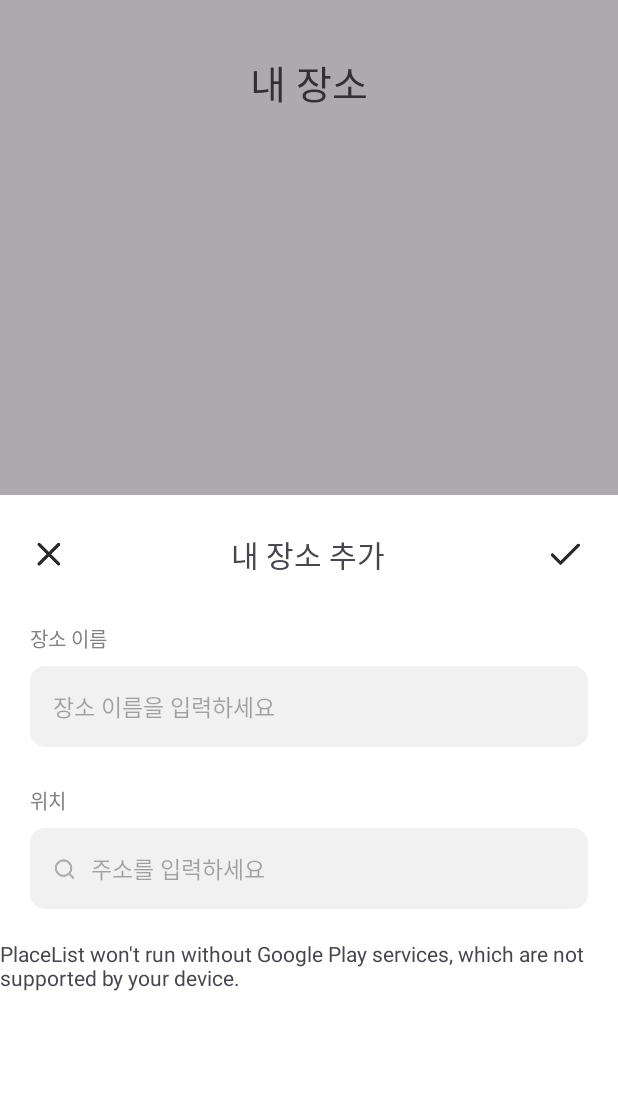
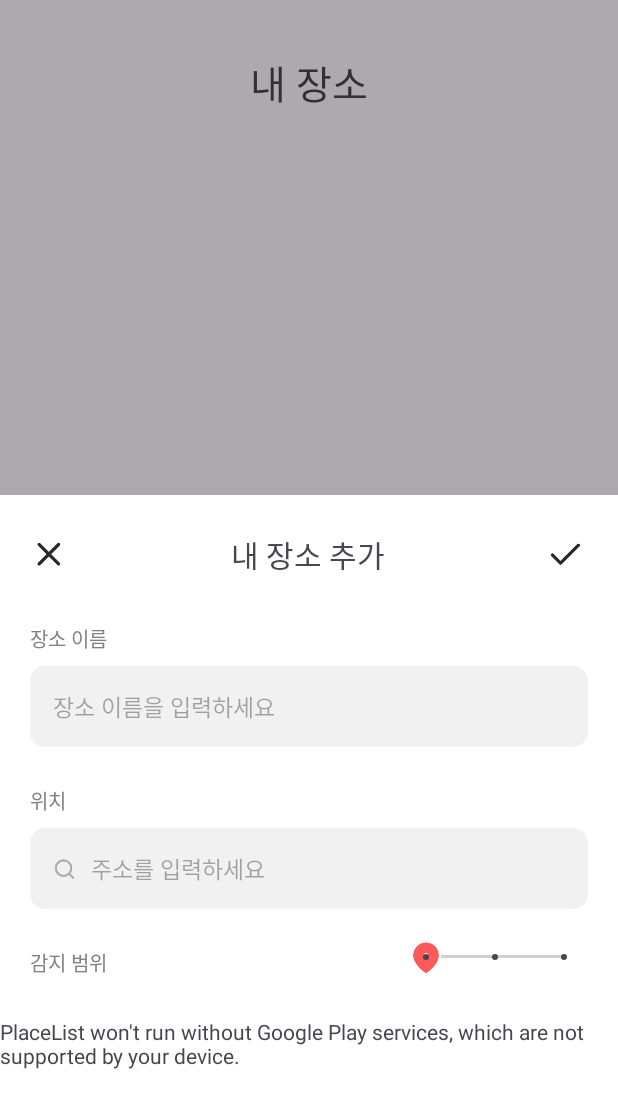
Before and after one commit to donghoony/PlaceList, an Android app: the screen it shows after launch (MainActivity), after a tap on an icon or button, on a phone screen of 412 x 824 dp. Shown: the top 1108 px of the screen. Run offline under Robolectric (Android 15) with nearby library versions, the phone set to English and light mode, and no system bars; our stand-ins replace Room's generated code.

```diff
--- a/app/src/main/java/org/konkuk/placelist/MyViewModel.kt
+++ b/app/src/main/java/org/konkuk/placelist/MyViewModel.kt
@@ -1,14 +1,19 @@
 package org.konkuk.placelist
 
+import android.util.Log
 import androidx.lifecycle.MutableLiveData
 import androidx.lifecycle.ViewModel
 import com.google.android.gms.maps.model.LatLng
 
 class MyViewModel : ViewModel() {
     val location = MutableLiveData<LatLng>()
-    var detectRange: Float = 100.0f
+    var detectRange = MutableLiveData<Float>(100f)
     fun setLiveData(location: LatLng){
          this.location.postValue(location)
     }
+    fun setRange(range: Float){
+        this.detectRange.postValue(range)
+        Log.i("Range", "Range changed to $range")
+    }
 
 }
--- a/app/src/main/java/org/konkuk/placelist/main/AddPlaceDialogFragment.kt
+++ b/app/src/main/java/org/konkuk/placelist/main/AddPlaceDialogFragment.kt
@@ -14,6 +14,7 @@ import android.view.LayoutInflater
 import android.view.View
 import android.view.ViewGroup
 import android.view.WindowManager
+import android.widget.SeekBar
 import androidx.annotation.RequiresApi
 import androidx.fragment.app.DialogFragment
 import androidx.fragment.app.activityViewModels
@@ -34,7 +35,8 @@ class AddPlaceDialogFragment : DialogFragment() {
 
     override fun onCreate(savedInstanceState: Bundle1?) {
         super.onCreate(savedInstanceState)
-        try{ addPlaceListener = context as AddPlaceListener
+        try{
+            addPlaceListener = context as AddPlaceListener
         } catch (e: ClassCastException) { Log.e("E", "Cast Failed")}
         isCancelable = false
     }
@@ -59,14 +61,33 @@ class AddPlaceDialogFragment : DialogFragment() {
 
     private fun initButtons() {
         with(binding){
+            this.radiusSeekbar.setOnSeekBarChangeListener(object: SeekBar.OnSeekBarChangeListener{
+                override fun onProgressChanged(
+                    seekBar: SeekBar?,
+                    progress: Int,
+                    fromUser: Boolean
+                ) {
+                    val range = when(progress){
+                        0 -> 100.0f
+                        1 -> 200.0f
+                        2 -> 500.0f
+                        else -> 100.0f
+                    }
+                    model.setRange(range)
+                    Log.i("Radius", "Radius changed into $range")
+                }
+                override fun onStartTrackingTouch(seekBar: SeekBar?) {}
+                override fun onStopTrackingTouch(seekBar: SeekBar?) {}
+            })
             this.closeBtn.setOnClickListener {
                 dismiss()
             }
             this.submitBtn.setOnClickListener {
-                addPlaceListener.addPlace(binding.placename.text.toString(), selectedLocation, model.detectRange)
+                addPlaceListener.addPlace(binding.placename.text.toString(), selectedLocation, model.detectRange.value!!)
                 dismiss()
             }
         }
+
     }
     private fun initGeocoder() {
         val geocoder = Geocoder(requireActivity(), Locale.KOREA)
--- a/app/src/main/java/org/konkuk/placelist/main/PlaceAdapter.kt
+++ b/app/src/main/java/org/konkuk/placelist/main/PlaceAdapter.kt
@@ -29,6 +29,8 @@ class PlaceAdapter(private val db: PlacesListDatabase, var items : ArrayList<Pla
         super.onAttachedToRecyclerView(recyclerView)
         CoroutineScope(Dispatchers.IO).launch{
             items = db.placesDao().getAll() as ArrayList<Place>
+        }
+        CoroutineScope(Dispatchers.Main).launch {
             notifyItemRangeChanged(0, items.size)
         }
     }
@@ -51,6 +53,8 @@ class PlaceAdapter(private val db: PlacesListDatabase, var items : ArrayList<Pla
         CoroutineScope(Dispatchers.IO).launch{
             db.placesDao().insertAll(Place(0, name, coordinate.latitude, coordinate.longitude, radius))
             items = db.placesDao().getAll() as ArrayList<Place>
+        }
+        CoroutineScope(Dispatchers.Main).launch {
             notifyItemChanged(items.size)
         }
     }
--- /dev/null
+++ b/app/src/main/res/drawable/thumb_img.xml
@@ -0,0 +1,8 @@
+<?xml version="1.0" encoding="utf-8"?>
+<layer-list xmlns:android="http://schemas.android.com/apk/res/android">
+    <item
+            android:width="20dp"
+            android:height="24dp"
+            android:drawable="@drawable/ic_pin_red"
+            />
+</layer-list>
--- a/app/src/main/res/layout/fragment_add_place.xml
+++ b/app/src/main/res/layout/fragment_add_place.xml
@@ -106,8 +106,37 @@
                 android:inputType="text"
                 android:padding="15dp"
                 android:hint="주소를 입력하세요"
+                android:layout_marginBottom="20dp"
                 android:textSize="15sp" />
 
+        <LinearLayout
+                android:layout_width="match_parent"
+                android:layout_height="wrap_content">
+            <TextView
+                    android:layout_width="0dp"
+                    android:layout_height="wrap_content"
+                    android:layout_gravity="top"
+                    android:layout_marginTop="5dp"
+                    android:fontFamily="@font/nanumsquareroundr"
+                    android:text="감지 범위"
+                    android:layout_weight="2"
+                    android:textColor="@color/gray3"
+                    android:textSize="13sp">
+            </TextView>
+
+            <SeekBar
+                    android:id="@+id/radiusSeekbar"
+                    android:layout_gravity="right"
+                    android:layout_marginTop="8dp"
+                    android:layout_width="0dp"
+                    android:layout_weight="1"
+                    android:layout_height="wrap_content"
+                    android:max="2"
+                    android:progress="0"
+                    style="@style/Widget.AppCompat.SeekBar.Discrete"
+                    android:thumb="@drawable/thumb_img"
+                    />
+        </LinearLayout>
     </LinearLayout>
 
     <androidx.fragment.app.FragmentContainerView
```
Also changed, not shown: app/src/main/java/org/konkuk/placelist/main/MapFragment.kt (+18 -20 lines).
